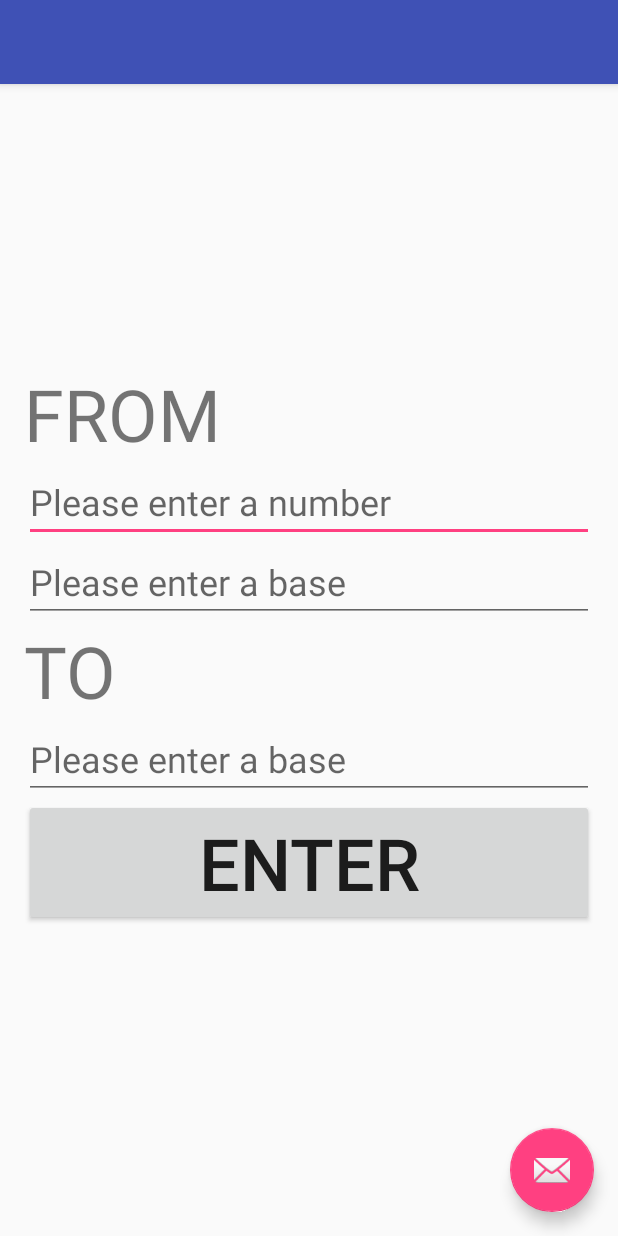
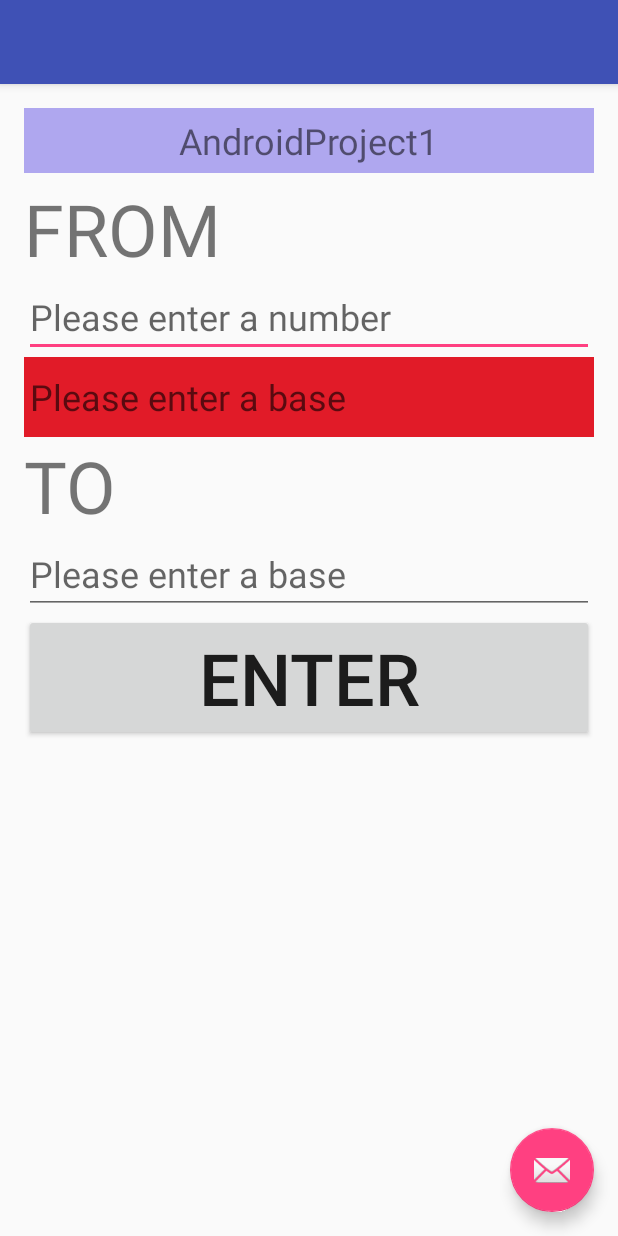
Before and after one commit to kelvinslee13/AndroidProjectOne, an Android app: the screen it shows after launch (MainActivity), after a tap on "ENTER", on a phone screen of 412 x 824 dp. Run offline under Robolectric (Android 15) with nearby library versions, the phone set to English and light mode, and no system bars.

Commit message:
Second Edit

```diff
--- a/app/src/main/java/com/example/seunghyunlee/androidproject1/MainActivity.java
+++ b/app/src/main/java/com/example/seunghyunlee/androidproject1/MainActivity.java
@@ -31,7 +31,6 @@ public class MainActivity extends AppCompatActivity {
 
         final Button enterButton = (Button) findViewById(R.id.enterButton);
 
-
         enterButton.setOnClickListener(new View.OnClickListener() {
             @Override
             public void onClick(View v) {
@@ -40,43 +39,20 @@ public class MainActivity extends AppCompatActivity {
                 String base = inputBase.getText().toString();
                 String output = outputBase.getText().toString();
 
-                ArrayList<Integer> listOfNumbers = new ArrayList();
-
-                int baseNumber = Integer.parseInt(base);
-
-                for(int i=0; i<number.length();i++){
-                    listOfNumbers.add(number.indexOf(i));
-                }
-
-                for(int i=0; i<listOfNumbers.size();i++){
-                    if(listOfNumbers.get(i)>baseNumber){
-                        inputBase.setBackgroundResource(R.color.shade);
-                        Toast.makeText(MainActivity.this, "Wrong Input", Toast.LENGTH_SHORT).show();
-                    }
-                }
-
-
                 if(number.isEmpty() || base.isEmpty() || output.isEmpty()){
                     Toast.makeText(MainActivity.this, "Fill in the blanks", Toast.LENGTH_SHORT).show();
                 }
                 try {
                     int decimalInput = Integer.parseInt(number, Integer.parseInt(base));
                     answer.setText(Integer.toString(decimalInput, Integer.parseInt(output)));
+                    inputBase.setBackgroundResource(R.color.white);
 
                 }catch (NumberFormatException nfe){
-
+                    inputBase.setBackgroundResource(R.color.shade);
+                    Toast.makeText(MainActivity.this, "Wrong Input", Toast.LENGTH_SHORT).show();
 
                 }
-
-
             }
         });
-
-
-
     }
-
-
-
-
 }
--- a/app/src/main/res/layout/content_main.xml
+++ b/app/src/main/res/layout/content_main.xml
@@ -10,11 +10,28 @@
     android:paddingTop="@dimen/activity_vertical_margin"
     app:layout_behavior="@string/appbar_scrolling_view_behavior"
     tools:context="com.example.seunghyunlee.androidproject1.MainActivity"
-    android:gravity="center">
+
+    >
+    <RelativeLayout
+        android:id="@+id/header"
+        android:layout_width="match_parent"
+        android:layout_height="wrap_content"
+        android:layout_alignParentTop="true"
+        android:background="#AFA7EF"
+        android:gravity="center">
+
+        <TextView
+            android:layout_width="wrap_content"
+            android:layout_height="wrap_content"
+            android:layout_margin="5dp"
+            android:text="AndroidProject1"
+            android:textSize="@dimen/headerSize" />
+    </RelativeLayout>
 
     <RadioGroup
         android:layout_width="match_parent"
-        android:layout_height="wrap_content">
+        android:layout_height="wrap_content"
+        android:paddingTop="@dimen/paddingTop">
 
         <TextView
             android:layout_width="match_parent"
@@ -69,7 +86,8 @@
             <TextView
                 android:id="@+id/answer"
                 android:layout_width="match_parent"
-                android:layout_height="wrap_content" />
+                android:layout_height="wrap_content"
+                android:textSize="@dimen/defaultSize"/>
 
         </RadioGroup>
 
--- a/app/src/main/res/values/colors.xml
+++ b/app/src/main/res/values/colors.xml
@@ -3,5 +3,6 @@
     <color name="colorPrimary">#3F51B5</color>
     <color name="colorPrimaryDark">#303F9F</color>
     <color name="colorAccent">#FF4081</color>
-    <color name="shade">#d9dfdf</color>
+    <color name="shade">#e11b28</color>
+    <color name="white">#ffffff</color>
 </resources>
--- a/app/src/main/res/values/dimens.xml
+++ b/app/src/main/res/values/dimens.xml
@@ -5,4 +5,6 @@
     <dimen name="fab_margin">16dp</dimen>
     <dimen name="defaultSize">24sp</dimen>
     <dimen name="biggerOne">48sp</dimen>
+    <dimen name="headerSize">24sp</dimen>
+    <dimen name="paddingTop">48sp</dimen>
 </resources>
```
